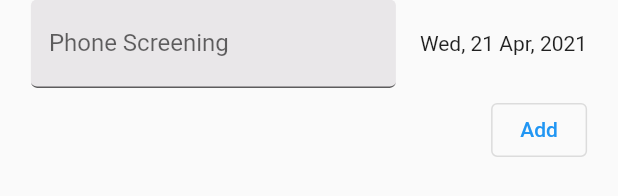
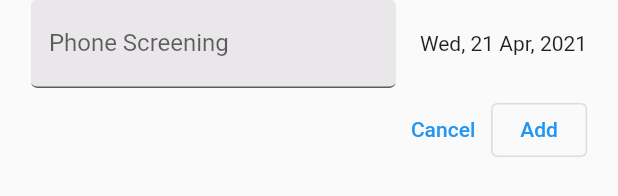
Before and after one commit to Amitpatil215/InterTrack, a Flutter app: the HiringStagesCard widget shown alone on an empty page, opened directly with empty values, after a tap on "Add", on a phone screen of 412 x 824 dp. Shown: the part 192-388 px from the top of the screen. Run offline on Flutter 3.47's test engine with Material 2 defaults, Android fonts, the phone set to English and light mode, and no system bars; drawn by our look-alikes of timeline_tile; our stand-ins replace font_awesome_flutter, get.

Commit message:
save ,add edit buttons for hiring stages

```diff
--- a/lib/Screens/Home/Widget/hiring_stages_card.dart
+++ b/lib/Screens/Home/Widget/hiring_stages_card.dart
@@ -19,6 +19,7 @@ class HiringStagesCard extends StatelessWidget {
   _onSaved() {
     if (_formKey.currentState!.validate()) {
       _formKey.currentState!.save();
+
       _controller.editThisStagebyId.value?.isEmpty ?? false
           ? _controller.addNewStage(
               Stage(
@@ -33,10 +34,19 @@ class HiringStagesCard extends StatelessWidget {
                 scheduledOn: _controller.pickedStageDate.value,
               ),
             );
+      // all observable variables are reinitialized
+      _reinitizalizeStagevariables();
+    }
+  }
+
+  _reinitizalizeStagevariables() {
     _controller.editThisStagebyId.value = '';
     _controller.pickedStageDate.value = DateTime.now();
     _controller.selectedStageTitle.value = '';
   }
+
+  _onCancelled() {
+    _reinitizalizeStagevariables();
   }
 
   @override
@@ -46,15 +56,17 @@ class HiringStagesCard extends StatelessWidget {
       child: Obx(() {
         return Form(
           key: _formKey,
-          child: ListView.builder(
+          child: Column(
+            children: [
+              ListView.builder(
                 shrinkWrap: true,
                 physics: NeverScrollableScrollPhysics(),
                 itemCount: _controller.jobApplication.value?.stages.length,
                 itemBuilder: (context, index) {
                   var _sortedStagesbyDate =
                       _controller.jobApplication.value?.stages;
-              _sortedStagesbyDate
-                  ?.sort((a, b) => a.scheduledOn!.compareTo(b.scheduledOn!));
+                  _sortedStagesbyDate?.sort(
+                      (a, b) => a.scheduledOn!.compareTo(b.scheduledOn!));
                   return Column(
                     children: [
                       TimelineTile(
@@ -121,34 +133,51 @@ class HiringStagesCard extends StatelessWidget {
                         ),
                       ),
                       Obx(() {
-                    if ((_controller.jobApplication.value?.stages.length ==
-                                index + 1 &&
-                            _controller.editThisStagebyId.isEmpty) ||
-                        _controller.jobApplication.value?.stages[index].id ==
+                        if (_controller
+                                .jobApplication.value?.stages[index].id ==
                             _controller.editThisStagebyId.value) {
+                          return _addEditStageField(context, true);
+                        } else {
+                          return Container();
+                        }
+                      }),
+                    ],
+                  );
+                },
+              ),
+              Obx(() {
+                if (_controller.editThisStagebyId.value?.isEmpty ?? false)
+                  return _addEditStageField(context, false);
+                else
+                  return Container();
+              })
+            ],
+          ),
+        );
+      }),
+    );
+  }
+
+  Column _addEditStageField(BuildContext context, bool isEdit) {
     return Column(
       children: [
         ListTile(
           contentPadding: EdgeInsets.all(0),
           title: TextFormField(
-                              initialValue:
-                                  _controller.selectedStageTitle.value ?? '',
+            initialValue: _controller.selectedStageTitle.value ?? '',
             onSaved: (val) {
               _controller.selectedStageTitle.value = val;
             },
-                              decoration:
-                                  inputDecoration(labelText: 'Phone Screening'),
+            decoration: inputDecoration(labelText: 'Phone Screening'),
           ),
           trailing: GestureDetector(
             onTap: () async {
-                                _controller.pickedStageDate.value =
-                                    await _pickDate(context);
+              _controller.pickedStageDate.value = await _pickDate(context);
             },
             child: Obx(() {
               return Text(
                 formatDate(
-                                    _controller.pickedStageDate.value ??
-                                        DateTime.now(),
+                  _controller.pickedStageDate.value ?? DateTime.now(),
                 ),
               );
             }),
@@ -157,24 +186,17 @@ class HiringStagesCard extends StatelessWidget {
         Row(
           children: [
             Spacer(),
+            TextButton(
+              onPressed: _onCancelled,
+              child: Text('Cancel'),
+            ),
             OutlinedButton(
               onPressed: _onSaved,
-                                child: Text('Add'),
+              child: Text(isEdit ? 'Save' : 'Add'),
             ),
           ],
         ),
       ],
-                      );
-                    } else {
-                      return Container();
-                    }
-                  }),
-                ],
-              );
-            },
-          ),
-        );
-      }),
     );
   }
 }
```
Lines whose indentation alone changed are shown as unchanged.
